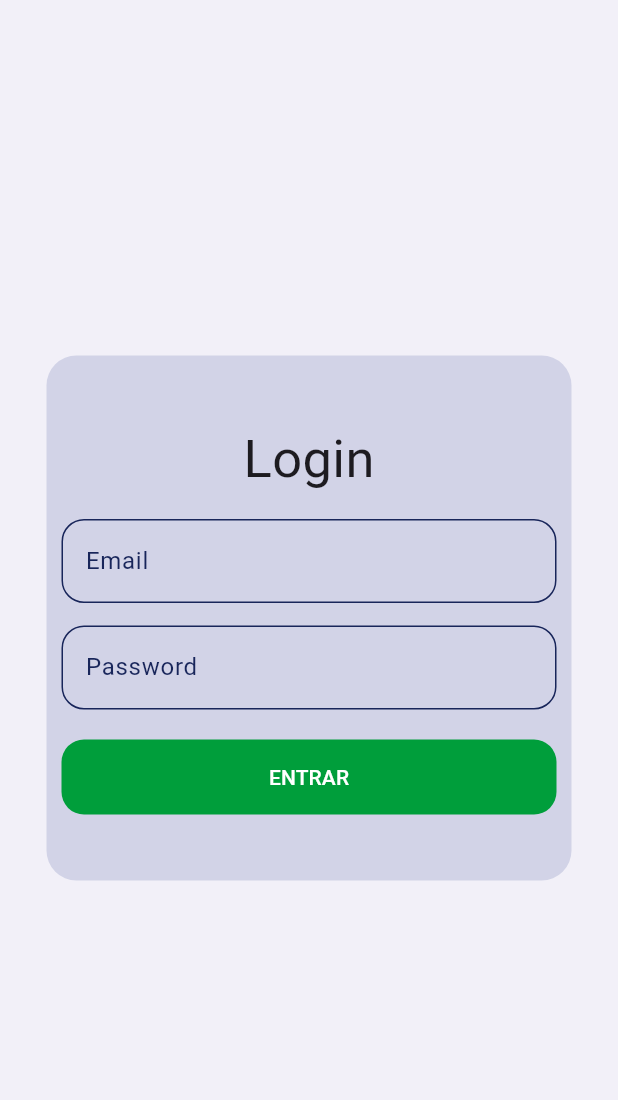
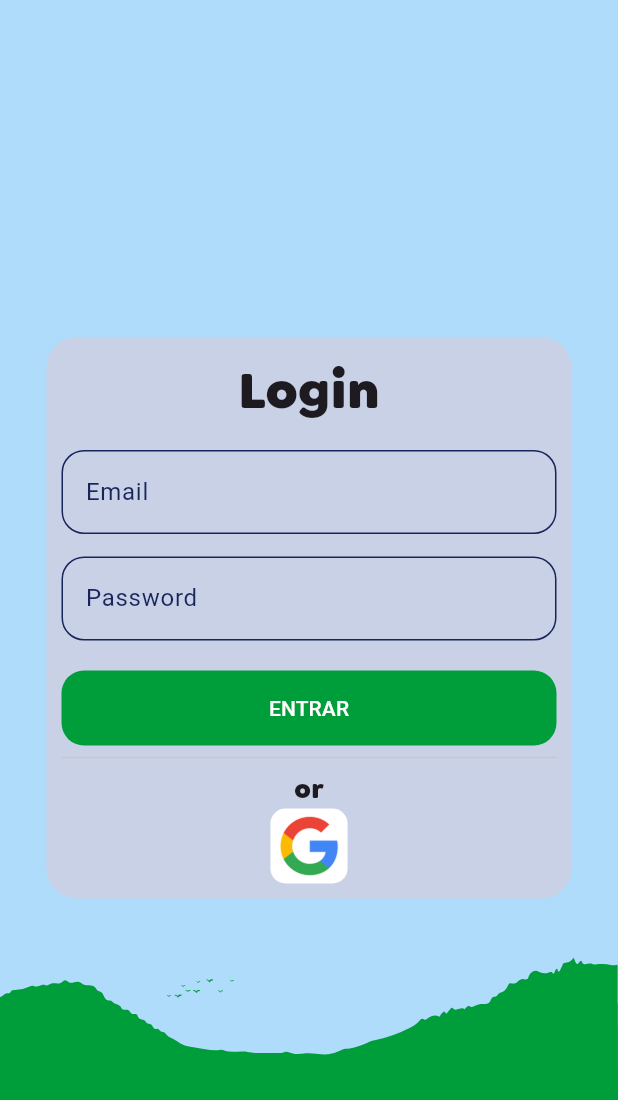
Before and after one commit to George-pkg/ProjetoSemPapel, a Flutter app: the screen it shows after launch, after a tap on the "logout" icon, on a phone screen of 412 x 824 dp. Shown: the top 1100 px of the screen. Run offline on Flutter 3.47's test engine with Material 3 defaults, Android fonts, the phone set to English and light mode, and no system bars; our stand-ins replace dio, dotted_border, file_picker, flutter_svg, get, google_sign_in and 1 more; missing offline and left inert: qr_code_scanner; network calls fail.

Commit message:
add login in google

```diff
--- a/lib/controller/login.controller.dart
+++ b/lib/controller/login.controller.dart
@@ -1,21 +1,30 @@
 import 'package:get/get.dart';
 
 class LoginController extends GetxController {
-  var email = ''.obs; // Variável observável para o nome de usuário
-  var password = ''.obs; // Variável observável para a senha
+  var email = ''.obs;
+  var password = ''.obs;
+  var isUsuarioAutenticado = false.obs;
 
   void setEmail(String value) => email.value = value;
   void setPassword(String value) => password.value = value;
 
   // Função para validar o login
   bool validateLogin() {
-    // Verifica se o usuário e a senha estão corretos (implemente sua lógica aqui)
-    if (email.value == 'usuario' && password.value == 'senha') {
+    if (email.value.contains("@gmail.com") && password.value == '12345678') {
       // Se estiverem corretos, retorna true
+      isUsuarioAutenticado.value = true;
       return true;
     } else {
       // Se estiverem incorretos, retorna false
       return false;
     }
   }
+
+  void fazerLogin() {
+    isUsuarioAutenticado.value = true;
+  }
+
+  void fazerLogout() {
+    isUsuarioAutenticado.value = false;
+  }
 }
--- /dev/null
+++ b/lib/data/api/google/google_sing_in_api.dart
@@ -0,0 +1,7 @@
+import 'package:google_sign_in/google_sign_in.dart';
+
+class GoogleSingInApi {
+  static final _googleSingIn = GoogleSignIn();
+
+  static Future<GoogleSignInAccount?> login() => _googleSingIn.signIn();
+}
--- a/lib/main.dart
+++ b/lib/main.dart
@@ -1,24 +1,19 @@
 // libs
 import 'package:flutter/material.dart';
-import 'package:get/get_navigation/get_navigation.dart';
+import 'package:get/get.dart';
+import 'package:sem_papel/routes/pages.dart';
 //pages
-import 'package:sem_papel/routes/routes.dart';
 import 'package:sem_papel/theme/app_theme.dart';
 
 void main() {
-  runApp(const MyApp());
-}
-
-class MyApp extends StatelessWidget {
-  const MyApp({super.key});
-
-  @override
-  Widget build(BuildContext context) {
-    return GetMaterialApp(
+  runApp(
+    GetMaterialApp(
       debugShowCheckedModeBanner: false,
       title: 'Sem Papel',
       theme: AppTheme.getAppTheme(),
-      getPages: Routes.routes,
-    );
-  }
+      initialRoute: Pages.initial,
+      getPages: Pages.routes,
+      defaultTransition: Transition.fade,
+    ),
+  );
 }
--- a/lib/pages/home/home_page.dart
+++ b/lib/pages/home/home_page.dart
@@ -17,7 +17,7 @@ class HomePage extends StatelessWidget {
     return LayoutBuilder(builder: (context, constraints) {
       bool isDesktop = constraints.maxWidth > 700;
       return Container(
-        color: ColorsPage.whiteSmoke,
+        color: ColorsPage.blueAccent,
         child: Stack(
           children: [
             isDesktop ? deskotBackgroud() : mobileBackgroud(),
--- a/lib/pages/login/login.dart
+++ b/lib/pages/login/login.dart
@@ -2,9 +2,11 @@
 import 'package:flutter/material.dart';
 import 'package:get/get.dart';
 // components/widgets
+import 'package:sem_papel/components/backgroud/backgroud.dart';
 import 'package:sem_papel/components/decoration_input.dart';
 import 'package:sem_papel/controller/login.controller.dart';
 // models/utils
+import 'package:sem_papel/data/api/google/google_sing_in_api.dart';
 import 'package:sem_papel/utils/colors.dart';
 
 class Login extends StatefulWidget {
@@ -22,32 +24,61 @@ class _LoginState extends State<Login> {
 
   @override
   Widget build(BuildContext context) {
-    return WillPopScope(
-      onWillPop: () async {
+    return PopScope(
+        canPop: false,
+        onPopInvoked: (didPop) {
           if (_validationKey.currentState!.validate()) {
-          return true;
+            return;
           }
-        return false;
         },
-      child: Scaffold(
-          backgroundColor: ColorsPage.whiteSmoke,
+        child: LayoutBuilder(builder: (context, constraints) {
+          bool isDesktop = constraints.maxWidth > 700;
+          return Container(
+            color: ColorsPage.blueAccent,
+            child: Stack(
+              children: [
+                isDesktop ? deskotBackgroud() : mobileBackgroud(),
+                _buildBody(),
+              ],
+            ),
+          );
+        }));
+  }
+
+  Widget _buildBody() {
+    return Scaffold(
+        backgroundColor: Colors.transparent,
         body: Center(
           child: Container(
             width: 350,
-              height: 350,
             padding: const EdgeInsets.all(10.0),
             decoration: const BoxDecoration(
               color: Color.fromARGB(223, 205, 207, 228),
               borderRadius: BorderRadius.all(Radius.circular(20)),
             ),
-              child: Form(
+            child: Column(
+              // mainAxisAlignment: MainAxisAlignment.center,
+              mainAxisSize: MainAxisSize.min,
+              children: [
+                _buildForm(),
+                const Divider(),
+                const Text('or', style: TextStyle(fontFamily: "Goldplay-black", fontSize: 18)),
+                _buildLoginGoogle(),
+              ],
+            ),
+          ),
+        ));
+  }
+
+  Widget _buildForm() {
+    return Form(
       key: _validationKey,
       child: Column(
         mainAxisAlignment: MainAxisAlignment.center,
         children: [
           const Text(
             'Login',
-                      style: TextStyle(fontSize: 35),
+            style: TextStyle(fontSize: 35, fontFamily: "Goldplay-black"),
           ),
 
           // Primeiro input - Name
@@ -55,7 +86,7 @@ class _LoginState extends State<Login> {
           TextFormField(
               keyboardType: TextInputType.emailAddress,
               decoration: decorationInput('Email', ColorsPage.blueDark),
-                        onChanged: _loginController.email,
+              onChanged: _loginController.setEmail,
               validator: (value) {
                 if (value == null || value == '') {
                   return "O Email não pode ser nulo";
@@ -73,7 +104,7 @@ class _LoginState extends State<Login> {
             obscureText: true,
             keyboardType: TextInputType.visiblePassword,
             decoration: decorationInput('Password', ColorsPage.blueDark),
-                      onChanged: _loginController.password,
+            onChanged: _loginController.setPassword,
             validator: (value) {
               if (value == null || value == '') {
                 return "A senha não pode ser nula";
@@ -90,8 +121,7 @@ class _LoginState extends State<Login> {
             height: 50,
             width: 350,
             decoration: const BoxDecoration(
-                          color: ColorsPage.green,
-                          borderRadius: BorderRadius.all(Radius.circular(15))),
+                color: ColorsPage.green, borderRadius: BorderRadius.all(Radius.circular(15))),
             child: TextButton(
               child: const Text(
                 'ENTRAR',
@@ -102,17 +132,42 @@ class _LoginState extends State<Login> {
           )
         ],
       ),
+    );
+  }
+
+  Widget _buildLoginGoogle() {
+    return Row(
+      mainAxisSize: MainAxisSize.min,
+      children: [
+        Ink(
+          child: InkWell(
+            onTap: () {
+              singInGoogle();
+            },
+            child: Container(
+              decoration:
+                  BoxDecoration(color: Colors.white, borderRadius: BorderRadius.circular(10)),
+              height: 50,
+              child: Image.asset('assets/images/google.png'),
             ),
           ),
-          )),
+        )
+      ],
     );
+  }
+
+  Future singInGoogle() async {
+    await GoogleSingInApi.login();
   }
 
   validationBox() {
     if (_validationKey.currentState!.validate()) {
-      if (email.text == 'george@gmail.com' && senha.text == '12345678') {
-        Get.toNamed('/');
+      if (_loginController.validateLogin()) {
+        // _loginController.fazerLogin();
+        Get.offAllNamed('/');
+        return;
+      }
+      Get.snackbar('Erro', 'Credenciais inválidas', backgroundColor: ColorsPage.red);
     }
   }
 }
-}
--- a/lib/routes/routes.dart
+++ b/lib/routes/routes.dart
@@ -1,23 +1,12 @@
-// libs
-import 'package:get/get_navigation/get_navigation.dart';
-// pages
-import 'package:sem_papel/pages/boxes/boxes_page.dart';
-import 'package:sem_papel/pages/filesBox/files_box.dart';
-import 'package:sem_papel/pages/home/home_page.dart';
-import 'package:sem_papel/pages/login/login.dart';
-import 'package:sem_papel/pages/newBox/new_box.dart';
-import 'package:sem_papel/pages/qrScan/qr_scan.dart';
-import 'package:sem_papel/pages/searchBox/search_box.dart';
+part of 'pages.dart';
 
-class Routes {
-  static final routes = [
-    GetPage(name: '/', page: () => const HomePage()),
-    GetPage(name: '/Login', page: () => const Login()),
-    GetPage(name: '/NewBox', page: () => const NewBox()),
-    GetPage(name: '/SearchBox', page: () => const SearchBox()),
-    GetPage(name: '/Boxes/:id', transition: Transition.cupertino, page: () => const Boxes()),
-    GetPage(
-        name: '/Files/:idFile', transition: Transition.rightToLeft, page: () => const FilesBox()),
-    GetPage(name: '/QrScan', page: () => const QrScan()),
-  ];
+abstract class Routes {
+  Routes._();
+  static const homePage = '/';
+  static const login = '/Login';
+  static const newBox = '/NewBox';
+  static const searchBox = '/SearchBox';
+  static const boxes = '/Boxes/:id';
+  static const fileBox = '/Files/:idFile';
+  static const qrScan = '/QrScan';
 }
--- a/lib/theme/app_theme.dart
+++ b/lib/theme/app_theme.dart
@@ -4,6 +4,7 @@ import 'package:sem_papel/utils/colors.dart';
 class AppTheme {
   static ThemeData getAppTheme() {
     return ThemeData(
+      scaffoldBackgroundColor: Colors.white,
       primarySwatch: Colors.green,
       bottomNavigationBarTheme: const BottomNavigationBarThemeData(
         backgroundColor: ColorsPage.green,
--- a/lib/utils/colors.dart
+++ b/lib/utils/colors.dart
@@ -7,4 +7,5 @@ class ColorsPage {
   static const Color red = Color.fromARGB(255, 226, 89, 89);
   static const Color gray = Color.fromARGB(255, 45, 45, 44);
   static const Color whiteSmoke = Color.fromARGB(255, 242, 240, 248);
+  static const Color blueAccent = Color.fromARGB(255, 175, 220, 250);
 }
--- a/pubspec.yaml
+++ b/pubspec.yaml
@@ -40,6 +40,7 @@ dependencies:
 
   # biblioteca para ler QrCode
   qr_code_scanner: ^1.0.1
+  google_sign_in: ^6.1.6
 
 
 
```
Also changed, not shown: lib/controller/boxes.controller.dart (+7 -4 lines), lib/middlewares/auth_middleware.dart (added, +23 -0 lines), lib/pages/boxes/boxes_page.dart (+9 -7 lines), lib/routes/pages.dart (added, +55 -0 lines), assets/images/google.png (added), pubspec.lock, 1 other file. Lines whose indentation alone changed are shown as unchanged.
